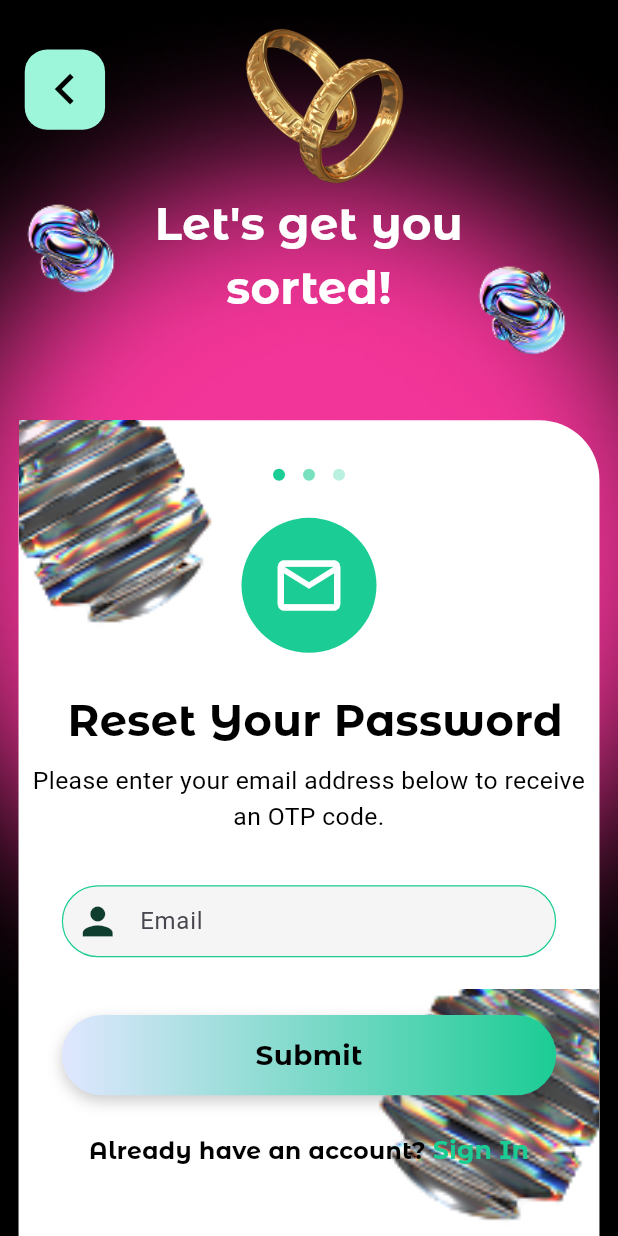
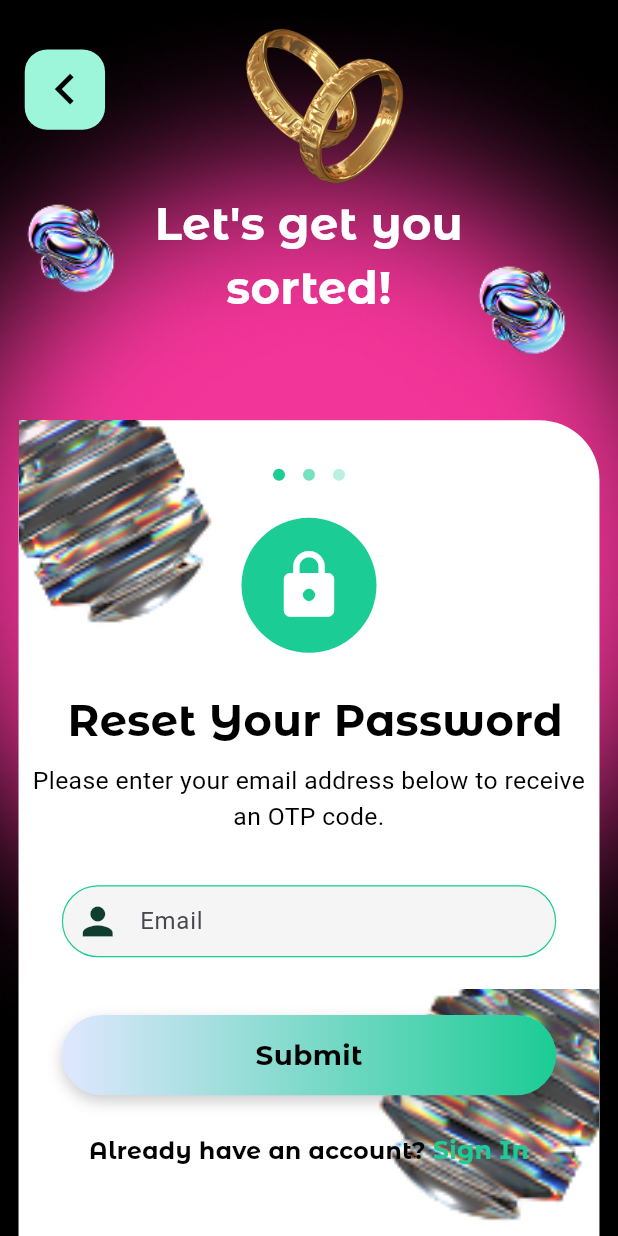
Before and after one commit to Alvin11David/Events-Uganda, a Flutter app: the screen it shows after launch, on a phone screen of 412 x 824 dp. Run offline on Flutter 3.47's test engine with Material 3 defaults, Android fonts, the light colour scheme and no system bars; our stand-ins replace cloud_firestore, firebase_auth, firebase_core, firebase_messaging, google_sign_in, shared_preferences and 1 more; accounts and stored records are empty; Roboto replaces fonts that are missing (Abril Fatface).

Commit message:
Changed the lock to the correct one

```diff
--- a/events_uganda/lib/Auth/Reset_Password_Screen.dart
+++ b/events_uganda/lib/Auth/Reset_Password_Screen.dart
@@ -235,7 +235,7 @@ class _ResetPasswordScreenState extends State<ResetPasswordScreen> {
                                 shape: BoxShape.circle,
                               ),
                               child: const Icon(
-                                Icons.mail_outline,
+                                Icons.lock,
                                 size: 50,
                                 color: Colors.white,
                               ),
```
